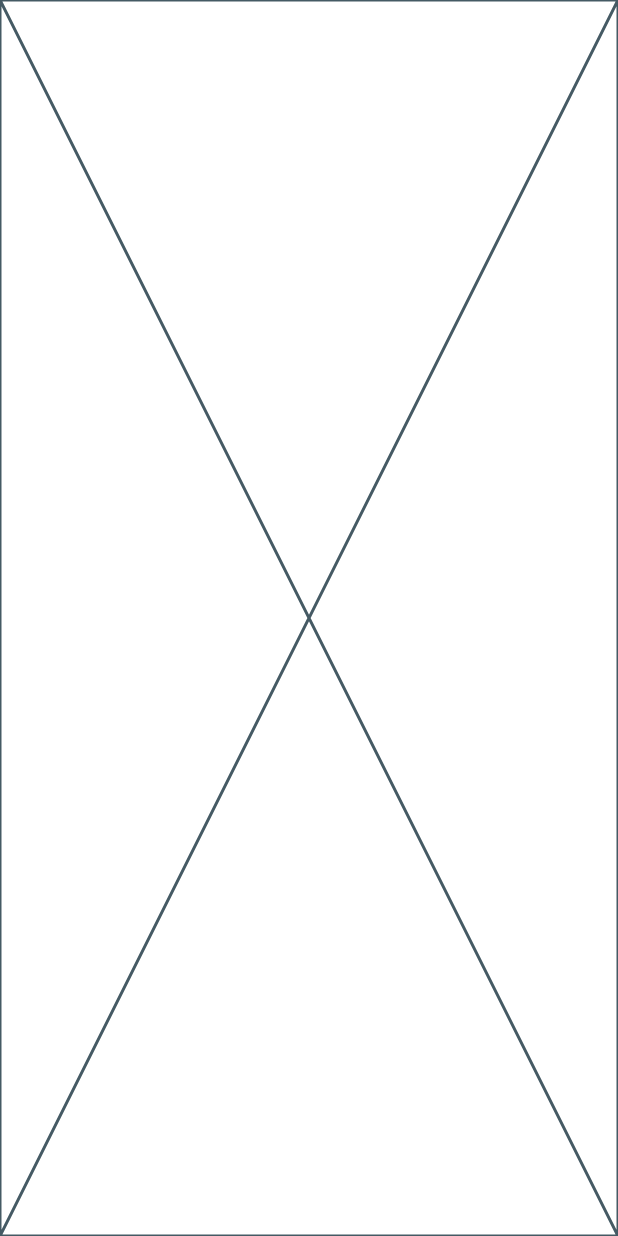
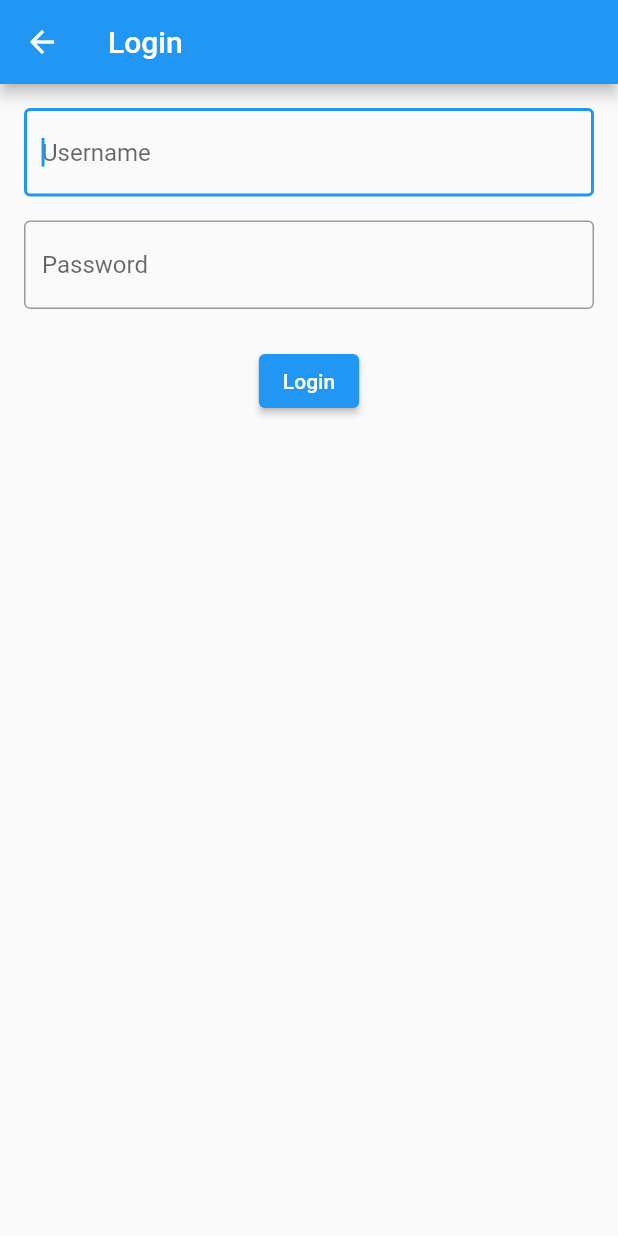
Before and after one commit to surajsingh-itian/flutter_workshop_beginner, a Flutter app: the screen it shows after launch, after a tap on "Login", on a phone screen of 412 x 824 dp. Run offline on Flutter 3.47's test engine with Material 2 defaults, Android fonts, the phone set to English and light mode, and no system bars.

Commit message:
feat(page): add login form with basic validation

```diff
--- a/lib/login/login.dart
+++ b/lib/login/login.dart
@@ -8,8 +8,70 @@ class LoginPage extends StatefulWidget {
 }
 
 class _LoginPageState extends State<LoginPage> {
+  final _formKey = GlobalKey<FormState>();
+  final data = {'username': '', 'password': ''};
+
   @override
   Widget build(BuildContext context) {
-    return const Placeholder();
+    return Scaffold(
+      appBar: AppBar(title: const Text('Login')),
+      body: SingleChildScrollView(
+        child: Padding(
+          padding: const EdgeInsets.all(16.0),
+          child: Form(
+            key: _formKey,
+            child: Column(
+              mainAxisSize: MainAxisSize.min,
+              children: [
+                TextFormField(
+                  autofocus: true,
+                  decoration: const InputDecoration(
+                    border: OutlineInputBorder(),
+                    hintText: 'Username',
+                  ),
+                  onSaved: (newValue) => data['username'] = newValue ?? '',
+                  validator: (value) {
+                    if (value == null || value.isEmpty) {
+                      return 'Username is required';
+                    }
+                    return null;
+                  },
+                ),
+                const SizedBox(height: 16.0),
+                TextFormField(
+                  decoration: const InputDecoration(
+                    border: OutlineInputBorder(),
+                    hintText: 'Password',
+                  ),
+                  obscureText: true,
+                  onSaved: (newValue) => data['password'] = newValue ?? '',
+                  validator: (value) {
+                    if (value == null || value.isEmpty) {
+                      return 'Password is required';
+                    }
+                    return null;
+                  },
+                ),
+                const SizedBox(height: 24.0),
+                ElevatedButton(
+                  onPressed: () {
+                    if (_formKey.currentState!.validate()) {
+                      _formKey.currentState!.save();
+
+                      ScaffoldMessenger.of(context).showSnackBar(
+                        SnackBar(
+                          content: Text('Processing Data: $data'),
+                        ),
+                      );
+                    }
+                  },
+                  child: const Text('Login'),
+                )
+              ],
+            ),
+          ),
+        ),
+      ),
+    );
   }
 }
```
